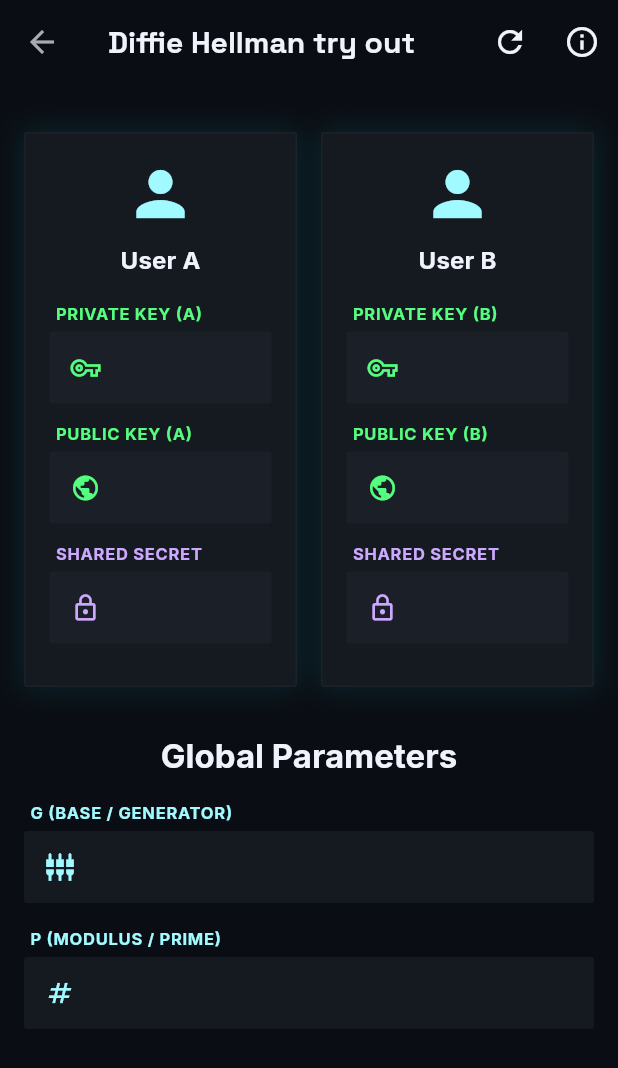
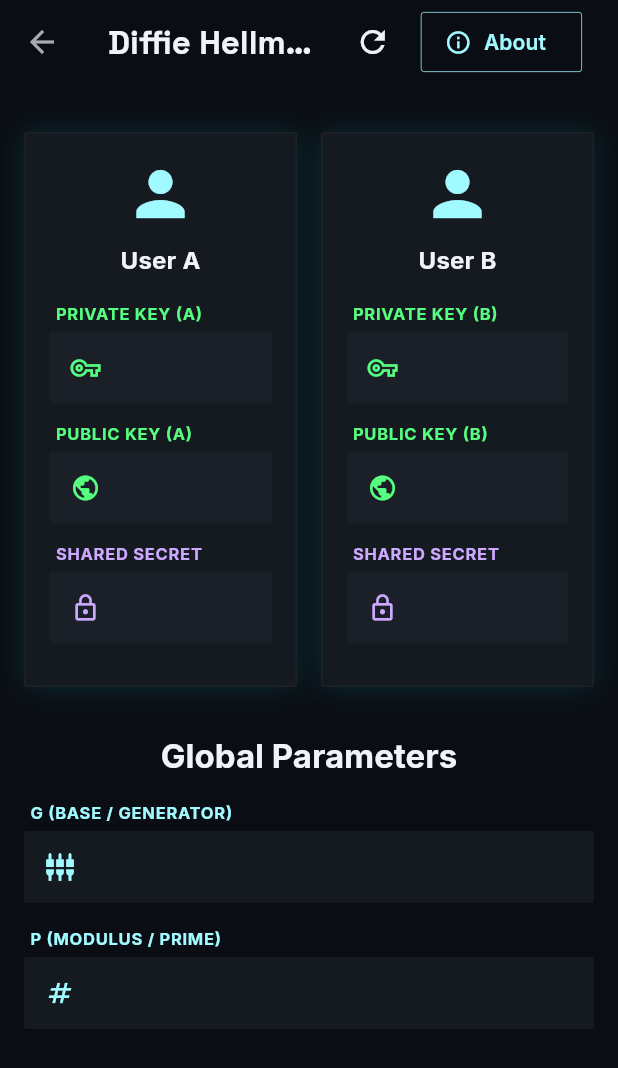
Before and after one commit to rafinha-as-br/flutter_encryption_playground, a Flutter app: the DiffieHellmanTryOutDesktop screen opened directly, on a phone screen of 412 x 824 dp. Shown: the top 1068 px of the screen. Run offline on Flutter 3.47's test engine with Material 3 defaults, Android fonts, the light colour scheme and no system bars; our stand-ins replace google_fonts.

Commit message:
refinamento de UI

```diff
--- a/encryption_playground/lib/features/diffie_hellman/presentation/pages/diffie_hellman_try_out_desktop.dart
+++ b/encryption_playground/lib/features/diffie_hellman/presentation/pages/diffie_hellman_try_out_desktop.dart
@@ -19,19 +19,26 @@ class DiffieHellmanTryOutDesktop extends StatelessWidget {
 
     return Scaffold(
       appBar: AppBar(
-        title: Text(l10n.diffieHellmanTryOut),
+        title: Text(
+          l10n.diffieHellmanTryOut,
+          style: const TextStyle(fontSize: 22, fontWeight: FontWeight.bold),
+        ),
         actions: [
           IconButton(
             onPressed: () => controller.reset(),
             icon: const Icon(Icons.refresh),
             tooltip: l10n.reset,
           ),
-          IconButton(
+          const SizedBox(width: 8),
+          OutlinedButton.icon(
             onPressed: () {
-              DiffieHellmanNavigationService.instance.navigatorKey.currentState?.pushNamed(AppRoutes.about);
+              DiffieHellmanNavigationService.instance.navigatorKey.currentState
+                  ?.pushNamed(AppRoutes.about);
             },
             icon: const Icon(Icons.info_outline),
-          )
+            label: Text(l10n.about),
+          ),
+          const SizedBox(width: 24),
         ],
       ),
       body: SingleChildScrollView(
--- a/encryption_playground/lib/l10n/app_en.arb
+++ b/encryption_playground/lib/l10n/app_en.arb
@@ -95,5 +95,7 @@
   "invalidInput": "Invalid input",
   "lettersOnly": "Please enter letters only",
   "numbersOnly": "Please enter numbers only",
+  "theme": "Theme",
+  "about": "About",
   "localeNameDisplay": "EN"
 }
--- a/encryption_playground/lib/l10n/app_localizations.dart
+++ b/encryption_playground/lib/l10n/app_localizations.dart
@@ -656,6 +656,18 @@ abstract class AppLocalizations {
   /// **'Please enter numbers only'**
   String get numbersOnly;
 
+  /// No description provided for @theme.
+  ///
+  /// In en, this message translates to:
+  /// **'Theme'**
+  String get theme;
+
+  /// No description provided for @about.
+  ///
+  /// In en, this message translates to:
+  /// **'About'**
+  String get about;
+
   /// No description provided for @localeNameDisplay.
   ///
   /// In en, this message translates to:
--- a/encryption_playground/lib/l10n/app_localizations_en.dart
+++ b/encryption_playground/lib/l10n/app_localizations_en.dart
@@ -320,5 +320,11 @@ class AppLocalizationsEn extends AppLocalizations {
   String get numbersOnly => 'Please enter numbers only';
 
   @override
+  String get theme => 'Theme';
+
+  @override
+  String get about => 'About';
+
+  @override
   String get localeNameDisplay => 'EN';
 }
--- a/encryption_playground/lib/l10n/app_localizations_pt.dart
+++ b/encryption_playground/lib/l10n/app_localizations_pt.dart
@@ -321,5 +321,11 @@ class AppLocalizationsPt extends AppLocalizations {
   String get numbersOnly => 'Por favor, digite apenas números';
 
   @override
+  String get theme => 'Tema';
+
+  @override
+  String get about => 'Sobre';
+
+  @override
   String get localeNameDisplay => 'PT';
 }
--- a/encryption_playground/lib/l10n/app_pt.arb
+++ b/encryption_playground/lib/l10n/app_pt.arb
@@ -95,5 +95,7 @@
   "invalidInput": "Entrada inválida",
   "lettersOnly": "Por favor, digite apenas letras",
   "numbersOnly": "Por favor, digite apenas números",
+  "theme": "Tema",
+  "about": "Sobre",
   "localeNameDisplay": "PT"
 }
```
Also changed, not shown: encryption_playground/lib/features/caesar/presentation/pages/caesar_try_out_desktop.dart (+8 -3 lines), encryption_playground/lib/features/caesar/presentation/pages/caesar_try_out_tablet.dart (+8 -3 lines), encryption_playground/lib/features/diffie_hellman/presentation/pages/diffie_hellman_try_out_tablet.dart (+11 -4 lines), encryption_playground/lib/features/hash/presentation/pages/hash_try_out_desktop.dart (+13 -7 lines), encryption_playground/lib/features/hash/presentation/pages/hash_try_out_tablet.dart (+13 -7 lines), encryption_playground/lib/features/home/presentation/pages/home_page_desktop.dart (+10 -5 lines), encryption_playground/lib/features/home/presentation/pages/home_page_tablet.dart (+10 -5 lines).
